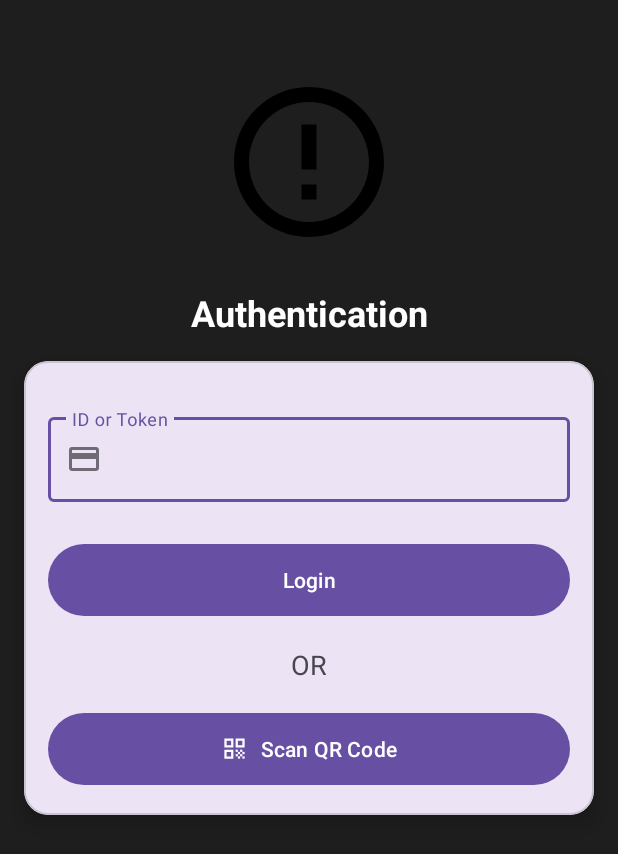
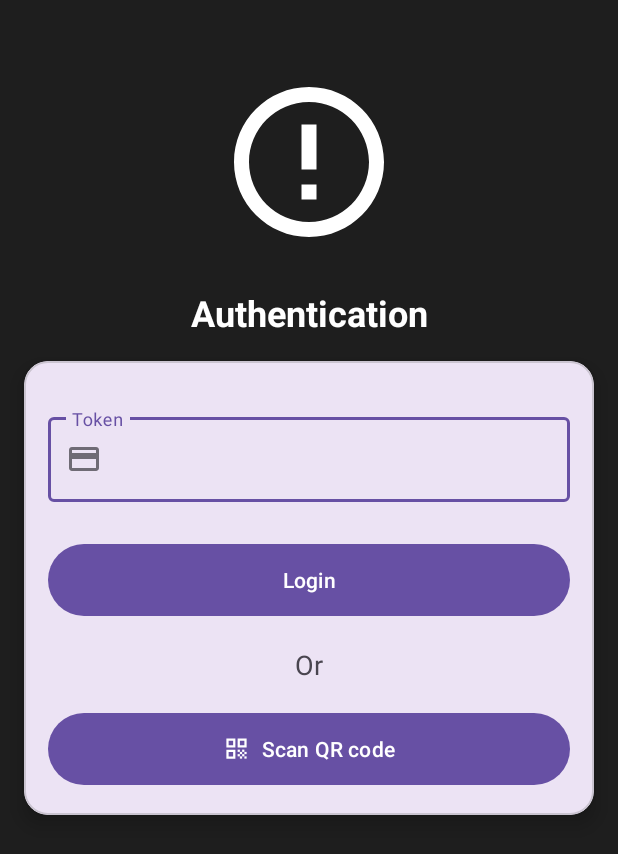
Before and after one commit to m1tk/mhealthy, an Android app: the screen it shows after launch (AuthenticationActivity), on a phone screen of 412 x 824 dp. Shown: the top 854 px of the screen. Run offline under Robolectric (Android 15) with nearby library versions, the phone set to English and light mode, and no system bars; libraries missing offline, so code that uses them is left out: com.google.zxing.integration.

Commit message:
Refactoring && adding internationalization

```diff
--- a/mobile/app/build.gradle.kts
+++ b/mobile/app/build.gradle.kts
@@ -48,10 +48,7 @@ dependencies {
 
     // ZXing for QR code generation and scanning
     implementation("com.journeyapps:zxing-android-embedded:4.3.0")
-    implementation("com.google.zxing:core:3.4.1")
-
-    // ML Kit for Barcode Scanning
-    implementation("com.google.mlkit:barcode-scanning:17.0.3")
+    implementation("com.google.zxing:core:3.5.3")
 
     implementation("com.squareup.retrofit2:retrofit:2.9.0")
     implementation("com.squareup.retrofit2:converter-gson:2.9.0")
--- a/mobile/app/src/main/java/fr/android/mhealthy/ApiService.java
+++ b/mobile/app/src/main/java/fr/android/mhealthy/api/ApiService.java
@@ -1,4 +1,4 @@
-package fr.android.mhealthy;
+package fr.android.mhealthy.api;
 
 import retrofit2.Call;
 import retrofit2.http.Body;
--- a/mobile/app/src/main/java/fr/android/mhealthy/Item.java
+++ b/mobile/app/src/main/java/fr/android/mhealthy/api/Item.java
@@ -1,4 +1,4 @@
-package fr.android.mhealthy;
+package fr.android.mhealthy.api;
 
 public class Item {
         private int id;
--- a/mobile/app/src/main/java/fr/android/mhealthy/RetrofitClient.java
+++ b/mobile/app/src/main/java/fr/android/mhealthy/api/RetrofitClient.java
@@ -1,4 +1,4 @@
-package fr.android.mhealthy;
+package fr.android.mhealthy.api;
 
 import retrofit2.Retrofit;
 import retrofit2.converter.gson.GsonConverterFactory;
--- a/mobile/app/src/main/java/fr/android/mhealthy/PatientMainActivity.java
+++ b/mobile/app/src/main/java/fr/android/mhealthy/ui/PatientMainActivity.java
@@ -24,10 +24,12 @@
 //    }
 //}
 
-package fr.android.mhealthy;
+package fr.android.mhealthy.ui;
 
 import android.os.Bundle;
 import androidx.appcompat.app.AppCompatActivity;
+
+import fr.android.mhealthy.R;
 
 public class PatientMainActivity extends AppCompatActivity {
 
--- a/mobile/app/src/main/res/drawable/app_logo.xml
+++ b/mobile/app/src/main/res/drawable/app_logo.xml
@@ -4,6 +4,6 @@
     android:viewportWidth="24"
     android:viewportHeight="24">
     <path
-        android:fillColor="#FF000000"
+        android:fillColor="#ffffff"
         android:pathData="M12,2C6.48,2 2,6.48 2,12s4.48,10 10,10 10,-4.48 10,-10S17.52,2 12,2zM12,20c-4.41,0 -8,-3.59 -8,-8s3.59,-8 8,-8 8,3.59 8,8 -3.59,8 -8,8zM11,15h2v2h-2zM11,7h2v6h-2z"/>
 </vector>
--- a/mobile/app/src/main/res/layout/activity_authentication.xml
+++ b/mobile/app/src/main/res/layout/activity_authentication.xml
@@ -17,13 +17,13 @@
         app:layout_constraintTop_toTopOf="parent"
         app:layout_constraintStart_toStartOf="parent"
         app:layout_constraintEnd_toEndOf="parent"
-        android:contentDescription="App Logo" />
+        android:contentDescription="@string/app_name" />
 
     <TextView
         android:id="@+id/tvTitle"
         android:layout_width="wrap_content"
         android:layout_height="wrap_content"
-        android:text="Authentication"
+        android:text="@string/authenticate"
         android:textSize="24sp"
         android:textStyle="bold"
         android:textColor="@color/text_color"
@@ -60,7 +60,7 @@
                     android:id="@+id/etIdToken"
                     android:layout_width="match_parent"
                     android:layout_height="wrap_content"
-                    android:hint="ID or Token"
+                    android:hint="@string/token"
                     android:inputType="text"
                     android:minHeight="48dp" />
             </com.google.android.material.textfield.TextInputLayout>
@@ -69,14 +69,14 @@
                 android:id="@+id/btnLogin"
                 android:layout_width="match_parent"
                 android:layout_height="wrap_content"
-                android:text="Login"
+                android:text="@string/login"
                 android:layout_marginTop="24dp"
                 android:minHeight="56dp" />
 
             <TextView
                 android:layout_width="wrap_content"
                 android:layout_height="wrap_content"
-                android:text="OR"
+                android:text="@string/or"
                 android:textSize="18sp"
                 android:layout_gravity="center"
                 android:layout_marginTop="16dp"
@@ -86,7 +86,7 @@
                 android:id="@+id/btnQrScan"
                 android:layout_width="match_parent"
                 android:layout_height="wrap_content"
-                android:text="Scan QR Code"
+                android:text="@string/scan_qr"
                 app:icon="@drawable/ic_qr_code"
                 app:iconGravity="textStart"
                 android:minHeight="56dp" />
--- a/mobile/app/src/main/res/values/strings.xml
+++ b/mobile/app/src/main/res/values/strings.xml
@@ -1,3 +1,14 @@
 <resources>
-    <string name="app_name">mHealthy</string>
+    <string name="app_name" translatable="false">mHealthy</string>
+    <string name="authenticate">Authentication</string>
+    <string name="token">Token</string>
+    <string name="login">Login</string>
+    <string name="or">Or</string>
+    <string name="scan_qr">Scan QR code</string>
+    <string name="welcome_patient">Welcome, Patient</string>
+    <string name="activities">Activities</string>
+    <string name="medication">Medication</string>
+    <string name="switch_to_caregiver">Switch to caregiver</string>
+    <string name="enter_token">Please enter Token</string>
+    <string name="nothing_scanned">Nothing was scanned</string>
 </resources>
--- a/mobile/app/src/main/res/values/themes.xml
+++ b/mobile/app/src/main/res/values/themes.xml
@@ -1,7 +1,6 @@
 <resources xmlns:tools="http://schemas.android.com/tools">
     <!-- Base application theme. -->
     <style name="Base.Theme.MHealthy" parent="Theme.Material3.DayNight.NoActionBar">
-        <!-- Customize your light theme here. -->
         <!-- <item name="colorPrimary">@color/my_light_primary</item> -->
     </style>
 
```
Also changed, not shown: mobile/app/src/main/AndroidManifest.xml (+5 -20 lines), mobile/app/src/main/java/fr/android/mhealthy/AuthenticationActivity.java (+14 -6 lines), mobile/app/src/main/java/fr/android/mhealthy/MainActivity.java (deleted, +0 -80 lines), mobile/app/src/main/java/fr/android/mhealthy/ui/QRScanActivity.java (renamed from mobile/app/src/main/java/fr/android/mhealthy/QRScanActivity.java, +3 -7 lines), mobile/app/src/main/res/layout/activity_main.xml (deleted, +0 -25 lines), mobile/app/src/main/res/layout/activity_patient_main.xml (+5 -5 lines), 1 other file.
